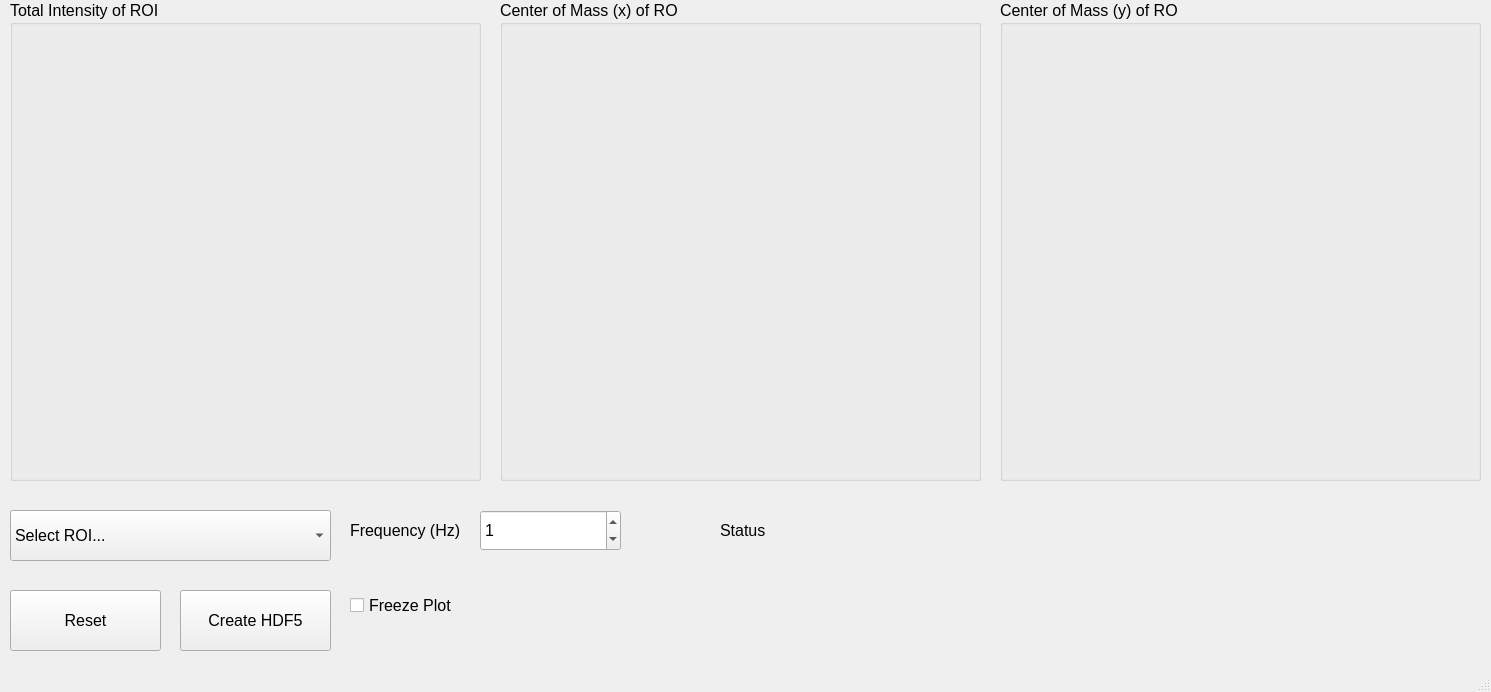
The window that gui/analysis_window.ui (AdvancedPhotonSource/DashPVA) describes before a commit, drawn with Qt 5.
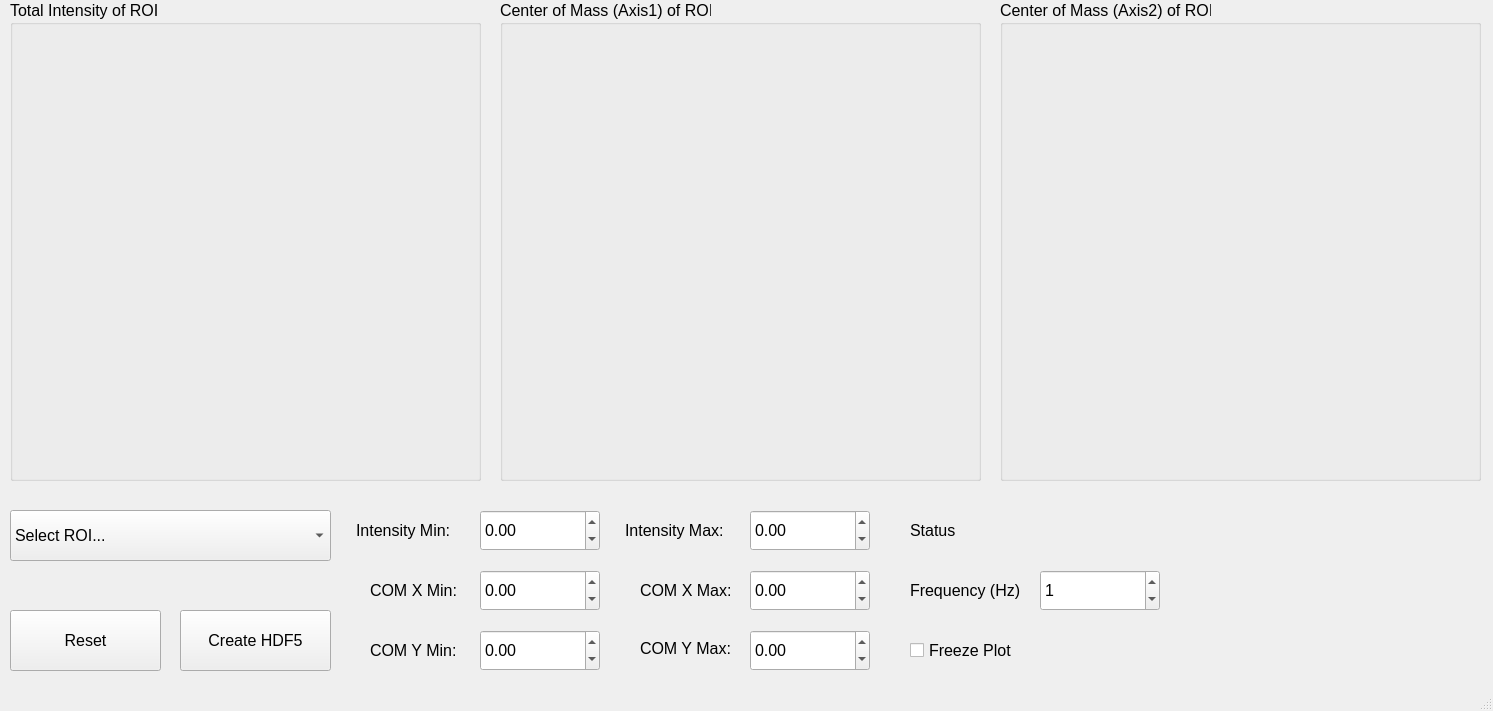
The same window after the commit.

Commit message: updates to analysis gui so min and max value can be changed. now uses viridis colormap and color normalization based on min max, intensity spontaneous scan functioning

What changed in the file:
```diff
--- a/gui/analysis_window.ui
+++ b/gui/analysis_window.ui
@@ -6,8 +6,8 @@
    <rect>
     <x>0</x>
     <y>0</y>
-    <width>1491</width>
-    <height>692</height>
+    <width>1493</width>
+    <height>711</height>
    </rect>
   </property>
   <property name="font">
@@ -53,7 +53,7 @@
      </rect>
     </property>
     <property name="title">
-     <string>Center of Mass (x) of ROI</string>
+     <string>Center of Mass (Axis1) of ROI</string>
     </property>
     <widget class="QWidget" name="gridLayoutWidget_2">
      <property name="geometry">
@@ -77,7 +77,7 @@
      </rect>
     </property>
     <property name="title">
-     <string>Center of Mass (y) of ROI</string>
+     <string>Center of Mass (Axis2) of ROI</string>
     </property>
     <widget class="QWidget" name="gridLayoutWidget_3">
      <property name="geometry">
@@ -110,7 +110,7 @@
     <property name="geometry">
      <rect>
       <x>10</x>
-      <y>590</y>
+      <y>610</y>
       <width>151</width>
       <height>61</height>
      </rect>
@@ -122,7 +122,7 @@
    <widget class="QLabel" name="status_text">
     <property name="geometry">
      <rect>
-      <x>720</x>
+      <x>910</x>
       <y>510</y>
       <width>351</width>
       <height>41</height>
@@ -135,9 +135,9 @@
    <widget class="QSpinBox" name="calc_freq">
     <property name="geometry">
      <rect>
-      <x>480</x>
-      <y>510</y>
-      <width>141</width>
+      <x>1040</x>
+      <y>570</y>
+      <width>120</width>
       <height>41</height>
      </rect>
     </property>
@@ -151,8 +151,8 @@
    <widget class="QLabel" name="lbl_calculation_frequency">
     <property name="geometry">
      <rect>
-      <x>350</x>
-      <y>520</y>
+      <x>910</x>
+      <y>580</y>
       <width>121</width>
       <height>21</height>
      </rect>
@@ -165,7 +165,7 @@
     <property name="geometry">
      <rect>
       <x>180</x>
-      <y>590</y>
+      <y>610</y>
       <width>151</width>
       <height>61</height>
      </rect>
@@ -177,16 +177,190 @@
    <widget class="QCheckBox" name="chk_freeze">
     <property name="geometry">
      <rect>
-      <x>350</x>
-      <y>590</y>
+      <x>910</x>
+      <y>640</y>
       <width>131</width>
-      <height>31</height>
+      <height>21</height>
      </rect>
     </property>
     <property name="text">
      <string>Freeze Plot</string>
     </property>
    </widget>
+   <widget class="QLabel" name="lbl_intensity_min">
+    <property name="geometry">
+     <rect>
+      <x>356</x>
+      <y>520</y>
+      <width>111</width>
+      <height>21</height>
+     </rect>
+    </property>
+    <property name="text">
+     <string>Intensity Min:</string>
+    </property>
+   </widget>
+   <widget class="QLabel" name="lbl_comx_min">
+    <property name="geometry">
+     <rect>
+      <x>370</x>
+      <y>580</y>
+      <width>91</width>
+      <height>21</height>
+     </rect>
+    </property>
+    <property name="text">
+     <string>COM X Min:</string>
+    </property>
+   </widget>
+   <widget class="QLabel" name="lbl_comy_min">
+    <property name="geometry">
+     <rect>
+      <x>370</x>
+      <y>640</y>
+      <width>91</width>
+      <height>21</height>
+     </rect>
+    </property>
+    <property name="text">
+     <string>COM Y Min:</string>
+    </property>
+   </widget>
+   <widget class="QLabel" name="lbl_intensity_max">
+    <property name="geometry">
+     <rect>
+      <x>625</x>
+      <y>520</y>
+      <width>111</width>
+      <height>20</height>
+     </rect>
+    </property>
+    <property name="text">
+     <string>Intensity Max:</string>
+    </property>
+   </widget>
+   <widget class="QLabel" name="lbl_comx_max">
+    <property name="geometry">
+     <rect>
+      <x>640</x>
+      <y>580</y>
+      <width>95</width>
+      <height>21</height>
+     </rect>
+    </property>
+    <property name="text">
+     <string>COM X Max:</string>
+    </property>
+   </widget>
+   <widget class="QLabel" name="lbl_comy_max">
+    <property name="geometry">
+     <rect>
+      <x>640</x>
+      <y>640</y>
+      <width>95</width>
+      <height>16</height>
+     </rect>
+    </property>
+    <property name="text">
+     <string>COM Y Max:</string>
+    </property>
+   </widget>
+   <widget class="QDoubleSpinBox" name="sbox_intensity_min">
+    <property name="geometry">
+     <rect>
+      <x>480</x>
+      <y>510</y>
+      <width>120</width>
+      <height>41</height>
+     </rect>
+    </property>
+    <property name="minimum">
+     <double>-9999.000000000000000</double>
+    </property>
+    <property name="maximum">
+     <double>9999.000000000000000</double>
+    </property>
+   </widget>
+   <widget class="QDoubleSpinBox" name="sbox_comx_min">
+    <property name="geometry">
+     <rect>
+      <x>480</x>
+      <y>570</y>
+      <width>120</width>
+      <height>41</height>
+     </rect>
+    </property>
+    <property name="minimum">
+     <double>-9999.000000000000000</double>
+    </property>
+    <property name="maximum">
+     <double>9999.000000000000000</double>
+    </property>
+   </widget>
+   <widget class="QDoubleSpinBox" name="sbox_comy_min">
+    <property name="geometry">
+     <rect>
+      <x>480</x>
+      <y>630</y>
+      <width>120</width>
+      <height>41</height>
+     </rect>
+    </property>
+    <property name="minimum">
+     <double>-9999.000000000000000</double>
+    </property>
+    <property name="maximum">
+     <double>9999.000000000000000</double>
+    </property>
+   </widget>
+   <widget class="QDoubleSpinBox" name="sbox_intensity_max">
+    <property name="geometry">
+     <rect>
+      <x>750</x>
+      <y>510</y>
+      <width>120</width>
+      <height>41</height>
+     </rect>
+    </property>
+    <property name="minimum">
+     <double>-9999.000000000000000</double>
+    </property>
+    <property name="maximum">
+     <double>999999999999.000000000000000</double>
+    </property>
+   </widget>
+   <widget class="QDoubleSpinBox" name="sbox_comx_max">
+    <property name="geometry">
+     <rect>
+      <x>750</x>
+      <y>570</y>
+      <width>120</width>
+      <height>41</height>
+     </rect>
+    </property>
+    <property name="minimum">
+     <double>-9999.000000000000000</double>
+    </property>
+    <property name="maximum">
+     <double>999999999999.000000000000000</double>
+    </property>
+   </widget>
+   <widget class="QDoubleSpinBox" name="sbox_comy_max">
+    <property name="geometry">
+     <rect>
+      <x>750</x>
+      <y>630</y>
+      <width>120</width>
+      <height>41</height>
+     </rect>
+    </property>
+    <property name="minimum">
+     <double>-9999.000000000000000</double>
+    </property>
+    <property name="maximum">
+     <double>999999999999.000000000000000</double>
+    </property>
+   </widget>
   </widget>
   <widget class="QStatusBar" name="statusbar"/>
  </widget>
```
The commit also changes 6 other files.
